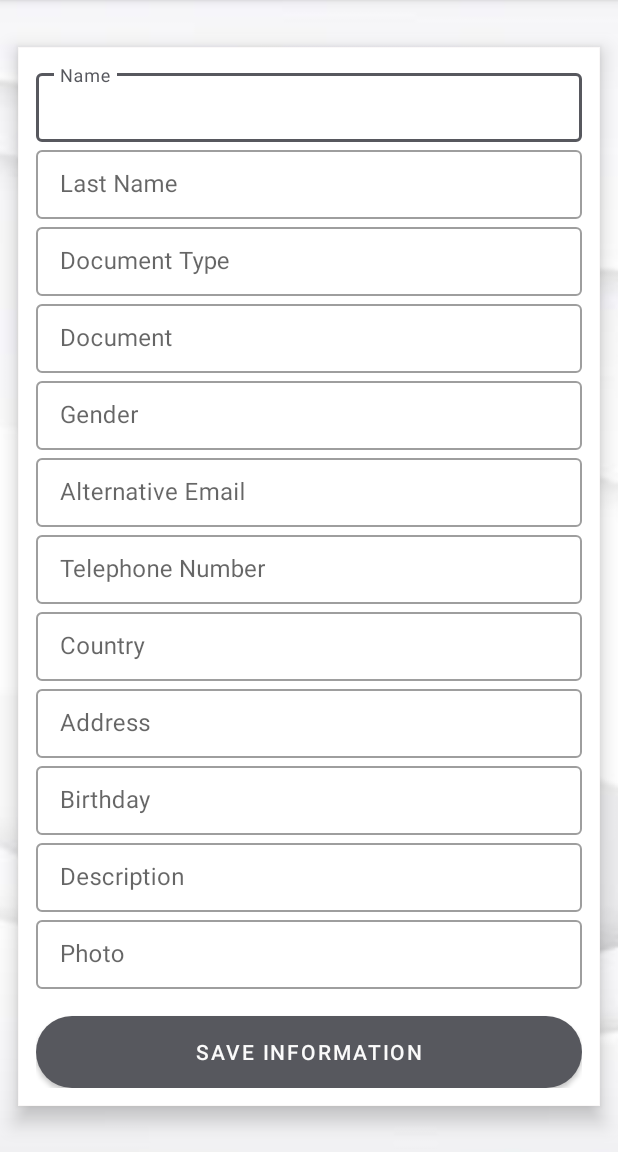
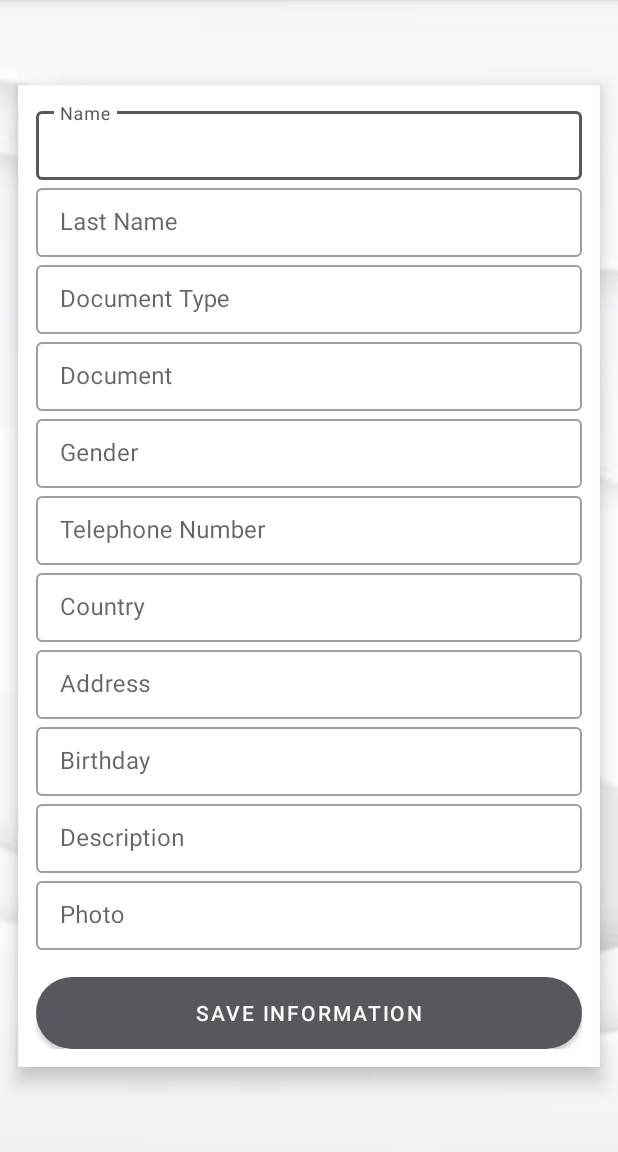
Before and after one commit to TheCodeTeamUni/mobile-proyecto, an Android app: the RegisterPersonalInformationActivity screen opened directly, with no data from a screen before it, on a phone screen of 412 x 824 dp, the part 84-1236 px from its top. Run offline under Robolectric (Android 15) with nearby library versions, the phone set to English and light mode, and no system bars; Roboto replaces fonts that are not available here.

```diff
--- a/app/src/main/java/com/example/vinilos/data/model/RegisterCandidatePersonalInformationBody.kt
+++ b/app/src/main/java/com/example/vinilos/data/model/RegisterCandidatePersonalInformationBody.kt
@@ -6,7 +6,7 @@ data class RegisterCandidatePersonalInformationBody(
     val typeDocument: String,
     val document: String,
     val gender: String,
-    val alternativeEmail: String,
+    //val alternativeEmail: String,
     val telephone: String,
     val country: String,
     val address: String,
--- a/app/src/main/java/com/example/vinilos/data/model/RegisterCandidateWorkExperienceInformationBody.kt
+++ b/app/src/main/java/com/example/vinilos/data/model/RegisterCandidateWorkExperienceInformationBody.kt
@@ -3,7 +3,7 @@ package com.example.vinilos.data.model
 data class RegisterCandidateWorkExperienceInformationBody(
     val company: String,
     val position: String,
-    val actualJob: String,
+    val actualJob: Boolean,
     val startDate: String,
     val endDate: String
 )
--- a/app/src/main/java/com/example/vinilos/ui/main/view/RegisterEmploymentInformationActivity.kt
+++ b/app/src/main/java/com/example/vinilos/ui/main/view/RegisterEmploymentInformationActivity.kt
@@ -296,7 +296,7 @@ class RegisterEmploymentInformationActivity : AppCompatActivity(), View.OnClickL
                 RegisterCandidateWorkExperienceInformationBody(
                     mBinding.companyEt.text!!.toString(),
                     mBinding.positionEt.text!!.toString(),
-                    mBinding.actualJobEt.text!!.toString(),
+                    actualJob = true,
                     mBinding.startDateEt.text!!.toString(),
                     mBinding.endDateEt.text!!.toString(),
                 )
--- a/app/src/main/res/layout/activity_register_personal_information.xml
+++ b/app/src/main/res/layout/activity_register_personal_information.xml
@@ -147,7 +147,7 @@
                         tools:ignore="TouchTargetSizeCheck" />
                 </com.google.android.material.textfield.TextInputLayout>
 
-                <com.google.android.material.textfield.TextInputLayout
+                <!--com.google.android.material.textfield.TextInputLayout
                     android:id="@+id/emailAddressTil"
                     style="@style/Widget.MaterialComponents.TextInputLayout.OutlinedBox"
                     android:layout_width="match_parent"
@@ -163,7 +163,7 @@
                         android:paddingVertical="12dp"
                         tools:ignore="TouchTargetSizeCheck" />
 
-                </com.google.android.material.textfield.TextInputLayout>
+                </com.google.android.material.textfield.TextInputLayout-->
 
                 <com.google.android.material.textfield.TextInputLayout
                     android:id="@+id/telephoneTil"
```
Also changed, not shown: app/src/main/java/com/example/vinilos/ui/main/view/RegisterPersonalInformationActivity.kt (+10 -10 lines).
